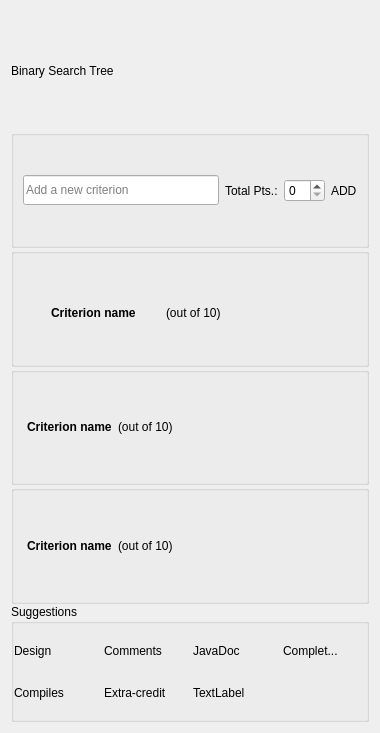
Before: the Qt Designer form TurboGrade/ui/rubricview.ui in wassgha/TurboGrade, drawn with Qt 5.
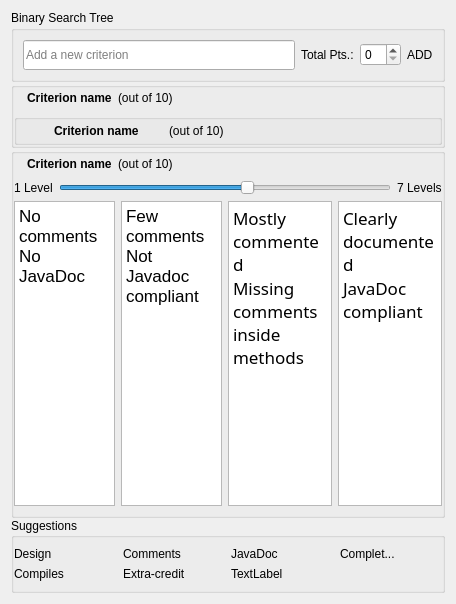
After: the same form once the commit is applied. Icons and pictures are not drawn.

Commit message: Updated rubric creator design

```diff
--- a/TurboGrade/ui/rubricview.ui
+++ b/TurboGrade/ui/rubricview.ui
@@ -6,12 +6,12 @@
    <rect>
     <x>0</x>
     <y>0</y>
-    <width>380</width>
-    <height>733</height>
+    <width>456</width>
+    <height>604</height>
    </rect>
   </property>
   <property name="sizePolicy">
-   <sizepolicy hsizetype="Preferred" vsizetype="Fixed">
+   <sizepolicy hsizetype="Preferred" vsizetype="Minimum">
     <horstretch>0</horstretch>
     <verstretch>0</verstretch>
    </sizepolicy>
@@ -165,117 +165,6 @@
      </layout>
     </widget>
    </item>
-   <item>
-    <widget class="QGroupBox" name="has_children">
-     <property name="title">
-      <string/>
-     </property>
-     <property name="flat">
-      <bool>true</bool>
-     </property>
-     <layout class="QVBoxLayout" name="verticalLayout">
-      <property name="spacing">
-       <number>30</number>
-      </property>
-      <property name="leftMargin">
-       <number>0</number>
-      </property>
-      <property name="rightMargin">
-       <number>0</number>
-      </property>
-      <property name="bottomMargin">
-       <number>0</number>
-      </property>
-      <item>
-       <layout class="QHBoxLayout" name="horizontalLayout_2">
-        <item>
-         <widget class="QLabel" name="label_4">
-          <property name="sizePolicy">
-           <sizepolicy hsizetype="Fixed" vsizetype="Fixed">
-            <horstretch>0</horstretch>
-            <verstretch>0</verstretch>
-           </sizepolicy>
-          </property>
-          <property name="maximumSize">
-           <size>
-            <width>16</width>
-            <height>16</height>
-           </size>
-          </property>
-          <property name="cursor">
-           <cursorShape>PointingHandCursor</cursorShape>
-          </property>
-          <property name="text">
-           <string/>
-          </property>
-          <property name="pixmap">
-           <pixmap resource="resources.qrc">:/misc/res/add.png</pixmap>
-          </property>
-          <property name="scaledContents">
-           <bool>true</bool>
-          </property>
-         </widget>
-        </item>
-        <item>
-         <widget class="QLabel" name="label">
-          <property name="font">
-           <font>
-            <weight>75</weight>
-            <bold>true</bold>
-           </font>
-          </property>
-          <property name="text">
-           <string>Criterion name</string>
-          </property>
-         </widget>
-        </item>
-        <item>
-         <widget class="QLabel" name="label_5">
-          <property name="text">
-           <string>(out of 10)</string>
-          </property>
-         </widget>
-        </item>
-        <item>
-         <spacer name="horizontalSpacer">
-          <property name="orientation">
-           <enum>Qt::Horizontal</enum>
-          </property>
-          <property name="sizeHint" stdset="0">
-           <size>
-            <width>40</width>
-            <height>20</height>
-           </size>
-          </property>
-         </spacer>
-        </item>
-        <item>
-         <widget class="QLabel" name="label_6">
-          <property name="maximumSize">
-           <size>
-            <width>16</width>
-            <height>16</height>
-           </size>
-          </property>
-          <property name="cursor">
-           <cursorShape>PointingHandCursor</cursorShape>
-          </property>
-          <property name="text">
-           <string/>
-          </property>
-          <property name="pixmap">
-           <pixmap resource="resources.qrc">:/misc/res/delete.png</pixmap>
-          </property>
-          <property name="scaledContents">
-           <bool>true</bool>
-          </property>
-         </widget>
-        </item>
-       </layout>
-      </item>
-     </layout>
-    </widget>
-   </item>
    <item>
     <widget class="QGroupBox" name="groupBox_4">
      <property name="title">
@@ -288,9 +177,15 @@
       <property name="leftMargin">
        <number>0</number>
       </property>
+      <property name="topMargin">
+       <number>0</number>
+      </property>
       <property name="rightMargin">
        <number>0</number>
       </property>
+      <property name="bottomMargin">
+       <number>0</number>
+      </property>
       <item>
        <layout class="QHBoxLayout" name="horizontalLayout_4">
         <item>
@@ -378,6 +273,120 @@
         </item>
        </layout>
       </item>
+      <item>
+       <widget class="QGroupBox" name="has_children">
+        <property name="title">
+         <string/>
+        </property>
+        <property name="flat">
+         <bool>true</bool>
+        </property>
+        <layout class="QVBoxLayout" name="verticalLayout">
+         <property name="spacing">
+          <number>30</number>
+         </property>
+         <property name="leftMargin">
+          <number>0</number>
+         </property>
+         <property name="topMargin">
+          <number>0</number>
+         </property>
+         <property name="rightMargin">
+          <number>0</number>
+         </property>
+         <property name="bottomMargin">
+          <number>0</number>
+         </property>
+         <item>
+          <layout class="QHBoxLayout" name="horizontalLayout_2">
+           <item>
+            <widget class="QLabel" name="label_4">
+             <property name="sizePolicy">
+              <sizepolicy hsizetype="Fixed" vsizetype="Fixed">
+               <horstretch>0</horstretch>
+               <verstretch>0</verstretch>
+              </sizepolicy>
+             </property>
+             <property name="maximumSize">
+              <size>
+               <width>16</width>
+               <height>16</height>
+              </size>
+             </property>
+             <property name="cursor">
+              <cursorShape>PointingHandCursor</cursorShape>
+             </property>
+             <property name="text">
+              <string/>
+             </property>
+             <property name="pixmap">
+              <pixmap resource="resources.qrc">:/misc/res/add.png</pixmap>
+             </property>
+             <property name="scaledContents">
+              <bool>true</bool>
+             </property>
+            </widget>
+           </item>
+           <item>
+            <widget class="QLabel" name="label">
+             <property name="font">
+              <font>
+               <weight>75</weight>
+               <bold>true</bold>
+              </font>
+             </property>
+             <property name="text">
+              <string>Criterion name</string>
+             </property>
+            </widget>
+           </item>
+           <item>
+            <widget class="QLabel" name="label_5">
+             <property name="text">
+              <string>(out of 10)</string>
+             </property>
+            </widget>
+           </item>
+           <item>
+            <spacer name="horizontalSpacer">
+             <property name="orientation">
+              <enum>Qt::Horizontal</enum>
+             </property>
+             <property name="sizeHint" stdset="0">
+              <size>
+               <width>40</width>
+               <height>20</height>
+              </size>
+             </property>
+            </spacer>
+           </item>
+           <item>
+            <widget class="QLabel" name="label_6">
+             <property name="maximumSize">
+              <size>
+               <width>16</width>
+               <height>16</height>
+              </size>
+             </property>
+             <property name="cursor">
+              <cursorShape>PointingHandCursor</cursorShape>
+             </property>
+             <property name="text">
+              <string/>
+             </property>
+             <property name="pixmap">
+              <pixmap resource="resources.qrc">:/misc/res/delete.png</pixmap>
+             </property>
+             <property name="scaledContents">
+              <bool>true</bool>
+             </property>
+            </widget>
+           </item>
+          </layout>
+         </item>
+        </layout>
+       </widget>
+      </item>
      </layout>
     </widget>
    </item>
@@ -393,6 +402,9 @@
       <property name="leftMargin">
        <number>0</number>
       </property>
+      <property name="topMargin">
+       <number>0</number>
+      </property>
       <property name="rightMargin">
        <number>0</number>
       </property>
@@ -483,6 +495,254 @@
         </item>
        </layout>
       </item>
+      <item>
+       <widget class="QWidget" name="widget" native="true">
+        <layout class="QVBoxLayout" name="verticalLayout_2">
+         <property name="leftMargin">
+          <number>0</number>
+         </property>
+         <property name="topMargin">
+          <number>0</number>
+         </property>
+         <property name="rightMargin">
+          <number>0</number>
+         </property>
+         <property name="bottomMargin">
+          <number>0</number>
+         </property>
+         <item>
+          <widget class="QWidget" name="widget_2" native="true">
+           <layout class="QHBoxLayout" name="horizontalLayout_5">
+            <property name="leftMargin">
+             <number>0</number>
+            </property>
+            <property name="topMargin">
+             <number>0</number>
+            </property>
+            <property name="rightMargin">
+             <number>0</number>
+            </property>
+            <property name="bottomMargin">
+             <number>0</number>
+            </property>
+            <item>
+             <widget class="QLabel" name="label_2">
+              <property name="text">
+               <string>1 Level</string>
+              </property>
+             </widget>
+            </item>
+            <item>
+             <widget class="QSlider" name="horizontalSlider">
+              <property name="maximum">
+               <number>7</number>
+              </property>
+              <property name="value">
+               <number>4</number>
+              </property>
+              <property name="orientation">
+               <enum>Qt::Horizontal</enum>
+              </property>
+              <property name="invertedAppearance">
+               <bool>false</bool>
+              </property>
+              <property name="invertedControls">
+               <bool>false</bool>
+              </property>
+              <property name="tickPosition">
+               <enum>QSlider::NoTicks</enum>
+              </property>
+              <property name="tickInterval">
+               <number>1</number>
+              </property>
+             </widget>
+            </item>
+            <item>
+             <widget class="QLabel" name="label_7">
+              <property name="text">
+               <string>7 Levels</string>
+              </property>
+             </widget>
+            </item>
+           </layout>
+          </widget>
+         </item>
+         <item>
+          <layout class="QHBoxLayout" name="horizontalLayout_3">
+           <item>
+            <widget class="QTextBrowser" name="level1">
+             <property name="sizePolicy">
+              <sizepolicy hsizetype="Expanding" vsizetype="Expanding">
+               <horstretch>0</horstretch>
+               <verstretch>0</verstretch>
+              </sizepolicy>
+             </property>
+             <property name="frameShape">
+              <enum>QFrame::StyledPanel</enum>
+             </property>
+             <property name="frameShadow">
+              <enum>QFrame::Plain</enum>
+             </property>
+             <property name="verticalScrollBarPolicy">
+              <enum>Qt::ScrollBarAlwaysOff</enum>
+             </property>
+             <property name="horizontalScrollBarPolicy">
+              <enum>Qt::ScrollBarAlwaysOff</enum>
+             </property>
+             <property name="sizeAdjustPolicy">
+              <enum>QAbstractScrollArea::AdjustToContents</enum>
+             </property>
+             <property name="lineWrapMode">
+              <enum>QTextEdit::WidgetWidth</enum>
+             </property>
+             <property name="html">
+              <string>&lt;!DOCTYPE HTML PUBLIC &quot;-//W3C//DTD HTML 4.0//EN&quot; &quot;http://www.w3.org/TR/REC-html40/strict.dtd&quot;&gt;
+&lt;html&gt;&lt;head&gt;&lt;meta name=&quot;qrichtext&quot; content=&quot;1&quot; /&gt;&lt;style type=&quot;text/css&quot;&gt;
+p, li { white-space: pre-wrap; }
+&lt;/style&gt;&lt;/head&gt;&lt;body style=&quot; font-family:'.SF NS Text'; font-size:13pt; font-weight:400; font-style:normal;&quot;&gt;
+&lt;p style=&quot; margin-top:0px; margin-bottom:0px; margin-left:0px; margin-right:0px; -qt-block-indent:0; text-indent:0px;&quot;&gt;No comments&lt;/p&gt;
+&lt;p style=&quot; margin-top:0px; margin-bottom:0px; margin-left:0px; margin-right:0px; -qt-block-indent:0; text-indent:0px;&quot;&gt;No JavaDoc&lt;/p&gt;&lt;/body&gt;&lt;/html&gt;</string>
+             </property>
+             <property name="acceptRichText">
+              <bool>true</bool>
+             </property>
+            </widget>
+           </item>
+           <item>
+            <widget class="QTextBrowser" name="level2">
+             <property name="sizePolicy">
+              <sizepolicy hsizetype="Expanding" vsizetype="Expanding">
+               <horstretch>0</horstretch>
+               <verstretch>0</verstretch>
+              </sizepolicy>
+             </property>
+             <property name="styleSheet">
+              <string notr="true"/>
+             </property>
+             <property name="frameShape">
+              <enum>QFrame::StyledPanel</enum>
+             </property>
+             <property name="frameShadow">
+              <enum>QFrame::Plain</enum>
+             </property>
+             <property name="verticalScrollBarPolicy">
+              <enum>Qt::ScrollBarAlwaysOff</enum>
+             </property>
+             <property name="horizontalScrollBarPolicy">
+              <enum>Qt::ScrollBarAlwaysOff</enum>
+             </property>
+             <property name="sizeAdjustPolicy">
+              <enum>QAbstractScrollArea::AdjustToContents</enum>
+             </property>
+             <property name="lineWrapMode">
+              <enum>QTextEdit::WidgetWidth</enum>
+             </property>
+             <property name="html">
+              <string>&lt;!DOCTYPE HTML PUBLIC &quot;-//W3C//DTD HTML 4.0//EN&quot; &quot;http://www.w3.org/TR/REC-html40/strict.dtd&quot;&gt;
+&lt;html&gt;&lt;head&gt;&lt;meta name=&quot;qrichtext&quot; content=&quot;1&quot; /&gt;&lt;style type=&quot;text/css&quot;&gt;
+p, li { white-space: pre-wrap; }
+&lt;/style&gt;&lt;/head&gt;&lt;body style=&quot; font-family:'.SF NS Text'; font-size:13pt; font-weight:400; font-style:normal;&quot;&gt;
+&lt;p style=&quot; margin-top:0px; margin-bottom:0px; margin-left:0px; margin-right:0px; -qt-block-indent:0; text-indent:0px;&quot;&gt;Few comments&lt;/p&gt;
+&lt;p style=&quot; margin-top:0px; margin-bottom:0px; margin-left:0px; margin-right:0px; -qt-block-indent:0; text-indent:0px;&quot;&gt;Not Javadoc compliant&lt;/p&gt;&lt;/body&gt;&lt;/html&gt;</string>
+             </property>
+             <property name="acceptRichText">
+              <bool>true</bool>
+             </property>
+            </widget>
+           </item>
+           <item>
+            <widget class="QTextBrowser" name="level3">
+             <property name="sizePolicy">
+              <sizepolicy hsizetype="Expanding" vsizetype="Expanding">
+               <horstretch>0</horstretch>
+               <verstretch>0</verstretch>
+              </sizepolicy>
+             </property>
+             <property name="font">
+              <font>
+               <family>Avenir</family>
+              </font>
+             </property>
+             <property name="frameShape">
+              <enum>QFrame::StyledPanel</enum>
+             </property>
+             <property name="frameShadow">
+              <enum>QFrame::Plain</enum>
+             </property>
+             <property name="verticalScrollBarPolicy">
+              <enum>Qt::ScrollBarAlwaysOff</enum>
+             </property>
+             <property name="horizontalScrollBarPolicy">
+              <enum>Qt::ScrollBarAlwaysOff</enum>
+             </property>
+             <property name="sizeAdjustPolicy">
+              <enum>QAbstractScrollArea::AdjustToContents</enum>
+             </property>
+             <property name="lineWrapMode">
+              <enum>QTextEdit::WidgetWidth</enum>
+             </property>
+             <property name="html">
+              <string>&lt;!DOCTYPE HTML PUBLIC &quot;-//W3C//DTD HTML 4.0//EN&quot; &quot;http://www.w3.org/TR/REC-html40/strict.dtd&quot;&gt;
+&lt;html&gt;&lt;head&gt;&lt;meta name=&quot;qrichtext&quot; content=&quot;1&quot; /&gt;&lt;style type=&quot;text/css&quot;&gt;
+p, li { white-space: pre-wrap; }
+&lt;/style&gt;&lt;/head&gt;&lt;body style=&quot; font-family:'Avenir'; font-size:13pt; font-weight:400; font-style:normal;&quot;&gt;
+&lt;p style=&quot; margin-top:0px; margin-bottom:0px; margin-left:0px; margin-right:0px; -qt-block-indent:0; text-indent:0px;&quot;&gt;&lt;span style=&quot; font-family:'.SF NS Text';&quot;&gt;Mostly commented&lt;/span&gt;&lt;/p&gt;
+&lt;p style=&quot; margin-top:0px; margin-bottom:0px; margin-left:0px; margin-right:0px; -qt-block-indent:0; text-indent:0px;&quot;&gt;&lt;span style=&quot; font-family:'.SF NS Text';&quot;&gt;Missing comments inside methods&lt;/span&gt;&lt;/p&gt;&lt;/body&gt;&lt;/html&gt;</string>
+             </property>
+             <property name="acceptRichText">
+              <bool>true</bool>
+             </property>
+            </widget>
+           </item>
+           <item>
+            <widget class="QTextBrowser" name="level4">
+             <property name="sizePolicy">
+              <sizepolicy hsizetype="Expanding" vsizetype="Expanding">
+               <horstretch>0</horstretch>
+               <verstretch>0</verstretch>
+              </sizepolicy>
+             </property>
+             <property name="font">
+              <font>
+               <family>Avenir</family>
+              </font>
+             </property>
+             <property name="frameShape">
+              <enum>QFrame::StyledPanel</enum>
+             </property>
+             <property name="frameShadow">
+              <enum>QFrame::Plain</enum>
+             </property>
+             <property name="verticalScrollBarPolicy">
+              <enum>Qt::ScrollBarAlwaysOff</enum>
+             </property>
+             <property name="horizontalScrollBarPolicy">
+              <enum>Qt::ScrollBarAlwaysOff</enum>
+             </property>
+             <property name="sizeAdjustPolicy">
+              <enum>QAbstractScrollArea::AdjustToContents</enum>
+             </property>
+             <property name="lineWrapMode">
+              <enum>QTextEdit::WidgetWidth</enum>
+             </property>
+             <property name="html">
+              <string>&lt;!DOCTYPE HTML PUBLIC &quot;-//W3C//DTD HTML 4.0//EN&quot; &quot;http://www.w3.org/TR/REC-html40/strict.dtd&quot;&gt;
+&lt;html&gt;&lt;head&gt;&lt;meta name=&quot;qrichtext&quot; content=&quot;1&quot; /&gt;&lt;style type=&quot;text/css&quot;&gt;
+p, li { white-space: pre-wrap; }
+&lt;/style&gt;&lt;/head&gt;&lt;body style=&quot; font-family:'Avenir'; font-size:13pt; font-weight:400; font-style:normal;&quot;&gt;
+&lt;p style=&quot; margin-top:0px; margin-bottom:0px; margin-left:0px; margin-right:0px; -qt-block-indent:0; text-indent:0px;&quot;&gt;&lt;span style=&quot; font-family:'.SF NS Text';&quot;&gt;Clearly documented&lt;/span&gt;&lt;/p&gt;
+&lt;p style=&quot; margin-top:0px; margin-bottom:0px; margin-left:0px; margin-right:0px; -qt-block-indent:0; text-indent:0px;&quot;&gt;&lt;span style=&quot; font-family:'.SF NS Text';&quot;&gt;JavaDoc compliant&lt;/span&gt;&lt;/p&gt;&lt;/body&gt;&lt;/html&gt;</string>
+             </property>
+             <property name="acceptRichText">
+              <bool>true</bool>
+             </property>
+            </widget>
+           </item>
+          </layout>
+         </item>
+        </layout>
+       </widget>
+      </item>
      </layout>
     </widget>
    </item>
```
Left out of the diff: 37 changed lines with no effect on the pictures.
